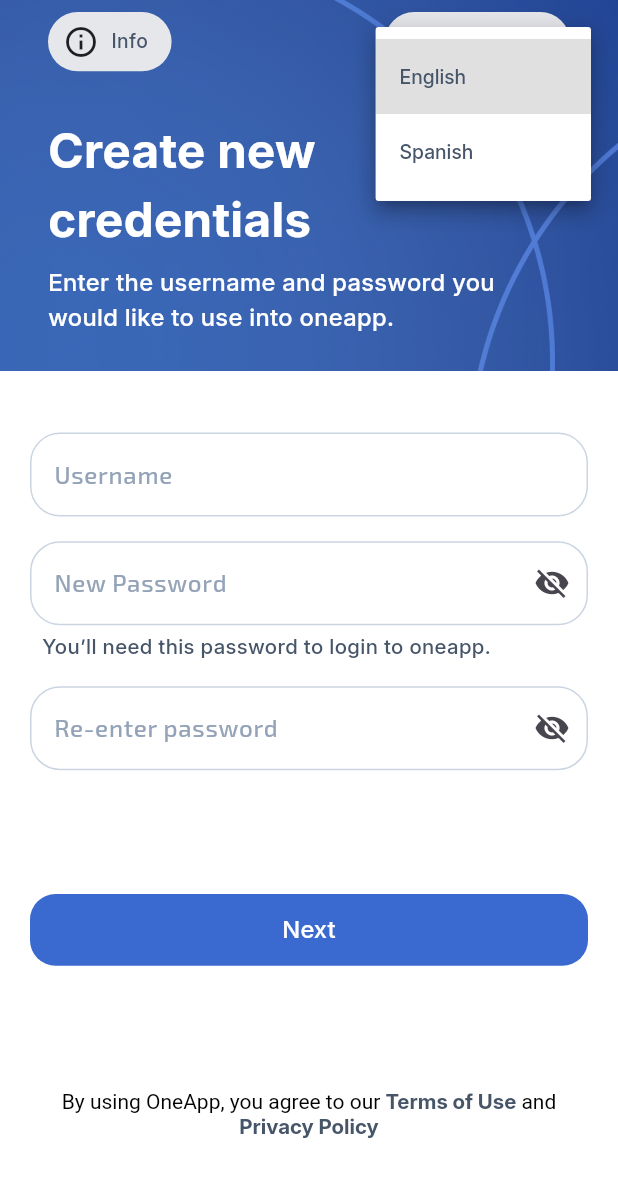
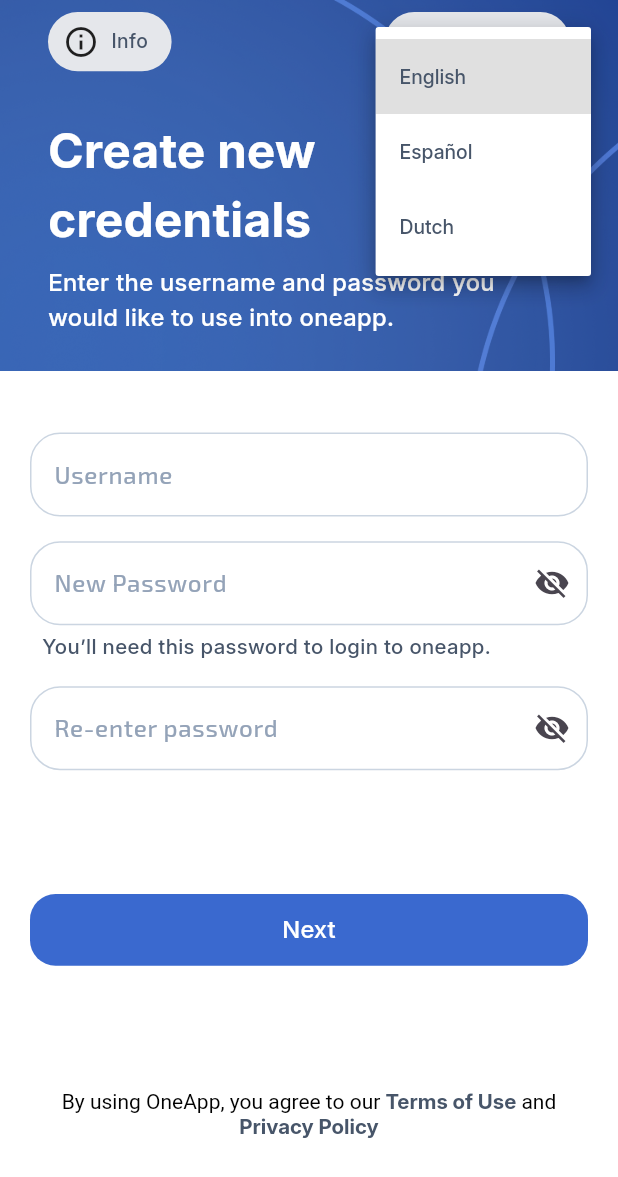
Before and after one commit to PayMediaSL/cbm-mobile, a Flutter app: the ForgetPasswordScreen screen opened by its route, after a tap on "English", on a phone screen of 412 x 824 dp. Shown: the top 1177 px of the screen. Run offline on Flutter 3.47's test engine with Material 3 defaults, Android fonts, the phone set to English and light mode, and no system bars; our stand-ins replace cached_network_image, device_info_plus, easy_localization, equatable, firebase_analytics, firebase_core and 12 more; missing offline and left inert: flutter_jailbreak_detection; accounts and stored records are empty.

Commit message:
localization and Theme

```diff
--- a/lib/helpers/language_constants.dart
+++ b/lib/helpers/language_constants.dart
@@ -5,5 +5,5 @@ import 'package:flutter/material.dart';
 final List<Map<String, dynamic>> supportedLanguages = [
   {'locale': Locale('en'), 'name': 'English'},
   {'locale': Locale('es'), 'name': 'Español'},
-  {'locale': Locale('de'), 'name': 'Deutsch'},
+  {'locale': Locale('de'), 'name': 'Dutch'},
 ];
--- a/lib/helpers/routes.dart
+++ b/lib/helpers/routes.dart
@@ -5,7 +5,6 @@ import 'package:app/screens/main_screens/authentication_screen.dart/sign_up_scre
 import 'package:app/screens/main_screens/eslips_screen/e_slips_screen.dart';
 import 'package:app/screens/main_screens/on_boarding_screen/on_boarding_Screen.dart';
 import 'package:app/screens/main_screens/splash_screen/splash_screen.dart';
-import 'package:app/screens/screen_layouts/authentication_layout/authentication_layout.dart';
 import 'package:app/screens/test_screen.dart';
 import 'package:app/utils/log_util.dart';
 import 'package:flutter/material.dart';
--- a/lib/helpers/text_editing_controllers.dart
+++ b/lib/helpers/text_editing_controllers.dart
@@ -9,6 +9,10 @@ TextEditingController signInPasswordController = TextEditingController();
 
 TextEditingController pinController = TextEditingController();
 
+//Create NEw Crentials
+TextEditingController createNewPasswordController = TextEditingController();
+TextEditingController createRe_NewPasswordController = TextEditingController();
+
 //SignUp Flow
 //Identity Details
 
--- a/lib/models/app_state.dart
+++ b/lib/models/app_state.dart
@@ -3,7 +3,6 @@ import 'dart:async';
 import 'package:app/helpers/parameters.dart';
 import 'package:app/models/user.dart';
 import 'package:app/utils/log_util.dart';
-import 'package:app/utils/navigation_util.dart';
 import 'package:flutter/material.dart';
 
 class AppState extends ChangeNotifier {
--- /dev/null
+++ b/lib/providers/other_provider/common_provider.dart
@@ -0,0 +1,25 @@
+import 'package:flutter/material.dart';
+
+class CommonProvider extends ChangeNotifier {
+  final Map<String, bool> _states = {};
+
+  /// Get the current state for a key (default value can be passed)
+  bool getState(String key, {bool defaultValue = true}) {
+    if (!_states.containsKey(key)) {
+      _states[key] = defaultValue; // Initialize the key with the default value
+    }
+    return _states[key]!;
+  }
+
+  /// Toggle the current state for a key
+  void toggleState(String key) {
+    _states[key] = !_states[key]!;
+    notifyListeners();
+  }
+
+  /// Set a specific state for a key
+  void setState(String key, bool value) {
+    _states[key] = value;
+    notifyListeners();
+  }
+}
--- /dev/null
+++ b/lib/providers/other_provider/locale_provider.dart
@@ -0,0 +1,12 @@
+import 'package:flutter/material.dart';
+
+class LocaleProvider extends ChangeNotifier {
+  Locale _selectedLocale = Locale('en'); // Default locale
+
+  Locale get selectedLocale => _selectedLocale;
+
+  void changeLocale(Locale locale) {
+    _selectedLocale = locale;
+    notifyListeners();
+  }
+}
--- a/lib/screens/main_screens/authentication_screen.dart/forget_psw_screen.dart
+++ b/lib/screens/main_screens/authentication_screen.dart/forget_psw_screen.dart
@@ -5,6 +5,7 @@ import 'package:app/helpers/constants.dart';
 import 'package:app/helpers/spacers.dart';
 import 'package:app/helpers/text_editing_controllers.dart';
 import 'package:app/helpers/text_styles.dart';
+import 'package:app/providers/other_provider/common_provider.dart';
 import 'package:app/screens/screen_layouts/authentication_layout/authentication_layout.dart';
 import 'package:app/screens/widgets/main_button/main_button.dart';
 import 'package:app/screens/widgets/text_fields/custom_text_field.dart';
@@ -13,14 +14,17 @@ import 'package:app/utils/assest_image.dart';
 import 'package:flutter/gestures.dart';
 import 'package:flutter/material.dart';
 import 'package:flutter_screenutil/flutter_screenutil.dart';
+import 'package:provider/provider.dart';
 
 class ForgetPasswordScreen extends StatelessWidget {
   ForgetPasswordScreen({super.key});
-  bool _isPasswordVisible = false; // Controls password visibility
+  // bool _isPasswordVisible = false; // Controls password visibility
 
   @override
   Widget build(BuildContext context) {
     ScreenUtils.init(context);
+    final commonProvider = Provider.of<CommonProvider>(context);
+
     return AuthenticationLayout(
       backgroundColor: AppColors.primaryWhiteColor,
       isContainer1: true,
@@ -47,15 +51,17 @@ class ForgetPasswordScreen extends StatelessWidget {
             ),
             const ColumnSpacer(0.02),
             CustomLableTextField(
-              signInPasswordController,
+              createNewPasswordController,
               hint: "New Password",
-              obscureText: !_isPasswordVisible,
+              obscureText: commonProvider.getState("obscureText1"),
               suffixIcon: IconButton(
-                  onPressed: () {},
+                  onPressed: () {
+                    commonProvider.toggleState('obscureText1');
+                  },
                   icon: Icon(
-                    _isPasswordVisible
-                        ? Icons.visibility
-                        : Icons.visibility_off,
+                    commonProvider.getState('obscureText1')
+                        ? Icons.visibility_off
+                        : Icons.visibility,
                   )),
             ),
             const ColumnSpacer(0.005),
@@ -69,15 +75,17 @@ class ForgetPasswordScreen extends StatelessWidget {
             ),
             const ColumnSpacer(0.02),
             CustomLableTextField(
-              signInPasswordController,
+              createRe_NewPasswordController,
               hint: "Re-enter password",
-              obscureText: !_isPasswordVisible,
+              obscureText: commonProvider.getState("obscureText2"),
               suffixIcon: IconButton(
-                  onPressed: () {},
+                  onPressed: () {
+                    commonProvider.toggleState('obscureText2');
+                  },
                   icon: Icon(
-                    _isPasswordVisible
-                        ? Icons.visibility
-                        : Icons.visibility_off,
+                    commonProvider.getState('obscureText2')
+                        ? Icons.visibility_off
+                        : Icons.visibility,
                   )),
             ),
             const ColumnSpacer(0.1),
--- a/lib/screens/main_screens/on_boarding_screen/on_boarding_Screen.dart
+++ b/lib/screens/main_screens/on_boarding_screen/on_boarding_Screen.dart
@@ -71,7 +71,7 @@ class OnBoardingPageState extends State<OnBoardingPage> {
               child: TextButton(
                 onPressed: () {
                   // introKey.currentState?.skipToEnd();
-                  navigateToScreen(context, ScreenRoutes.toSignInScreen);
+                  navigateToScreen(context, ScreenRoutes.toSignInOptionScreen);
                 },
                 child: Text(
                   'Skip',
--- a/lib/screens/screen_layouts/authentication_layout/authentication_layout.dart
+++ b/lib/screens/screen_layouts/authentication_layout/authentication_layout.dart
@@ -3,7 +3,7 @@
 import 'package:app/helpers/colors.dart';
 import 'package:app/helpers/constants.dart';
 import 'package:app/helpers/text_styles.dart';
-import 'package:app/screens/widgets/drop_down/custom_drop_down.dart';
+import 'package:app/screens/widgets/drop_down/custom_language_dropdown.dart';
 import 'package:app/screens/widgets/main_button/main_button.dart';
 import 'package:app/services/screen_size_calculator.dart';
 import 'package:flutter/material.dart';
@@ -175,16 +175,12 @@ class AuthenticationLayout extends StatelessWidget {
                                               ),
 
                                               //! Drop Down
-                                              CustomDropdown(
+                                              CustomLanguageDropdown(
                                                 dheight:
                                                     ScreenUtils.height * 0.048,
                                                 dwidth: ScreenUtils.width * 0.3,
                                                 // dropdownHeight: 60.0,
-                                                items: [
-                                                  'English',
-                                                  'Spanish',
-                                                ],
-                                                initialValue: 'English',
+
                                                 // fillColor: Colors.blue[50]!,
                                                 // borderColor: Colors.blue,
                                               ),
--- /dev/null
+++ b/lib/screens/widgets/drop_down/custom_language_dropdown.dart
@@ -0,0 +1,166 @@
+// // ignore_for_file: library_private_types_in_public_api, prefer_const_constructors, sized_box_for_whitespace
+
+// import 'package:app/helpers/colors.dart';
+// import 'package:app/helpers/language_constants.dart';
+// import 'package:app/helpers/text_styles.dart';
+// import 'package:app/services/screen_size_calculator.dart';
+// import 'package:easy_localization/easy_localization.dart';
+// import 'package:flutter/material.dart';
+
+// class CustomLanguageDropdown extends StatefulWidget {
+//   final double dropdownHeight;
+//   final double? dheight;
+//   final double? dwidth;
+//   final Color fillColor;
+//   final Color borderColor;
+//   final Color? dropDownFillColor;
+//   final double dropDownBorderRadius;
+
+//   CustomLanguageDropdown({
+//     this.dropdownHeight = 50.0,
+//     this.fillColor = Colors.white,
+//     this.borderColor = Colors.blue,
+//     this.dheight,
+//     this.dwidth,
+//     this.dropDownFillColor,
+//     this.dropDownBorderRadius = 25.0,
+//   });
+
+//   @override
+//   _CustomLanguageDropdownState createState() => _CustomLanguageDropdownState();
+// }
+
+// class _CustomLanguageDropdownState extends State<CustomLanguageDropdown> {
+//   // late String _selectedValue;
+//   late Locale _selectedLocale;
+
+//   // @override
+//   // void initState() {
+//   //   super.initState();
+//   //   _selectedValue = widget.initialValue;
+//   // }
+
+//   @override
+//   void didChangeDependencies() {
+//     _selectedLocale = context.locale;
+
+//     // TODO: implement didChangeDependencies
+//     super.didChangeDependencies();
+//   }
+
+//   @override
+//   Widget build(BuildContext context) {
+//     ScreenUtils.init(context);
+//     return Container(
+//       decoration: BoxDecoration(
+//         color: widget.dropDownFillColor ?? HexColor("#E5E7EB"),
+//         borderRadius: BorderRadius.circular(widget.dropDownBorderRadius),
+//       ),
+//       height: widget.dheight ?? ScreenUtils.height * 0.5,
+//       width: widget.dwidth ?? ScreenUtils.width * 0.3,
+//       child: Padding(
+//         padding: const EdgeInsets.symmetric(vertical: 10, horizontal: 10),
+//         child: DropdownButton<Locale>(
+//           value: _selectedLocale,
+//           isExpanded: true,
+//           icon: Icon(Icons.arrow_drop_down),
+//           iconSize: 25,
+//           dropdownColor: widget.fillColor,
+//           items: supportedLanguages.map((lang) {
+//             return DropdownMenuItem<Locale>(
+//               value: lang['locale'],
+//               child: Text(lang['name'] as String),
+//             );
+//           }).toList(),
+
+//           //! Need to Change Once State Managemnet Fixed
+//           onChanged: (Locale? locale) {
+//             if (locale != null) {
+//               setState(() {
+//                 _selectedLocale = locale;
+//                 context.setLocale(locale);
+//               });
+//             }
+//           },
+//           style: commonTextStyle.copyWith(color: HexColor("#475569")),
+//           underline: SizedBox(), // Hides the default underline
+//           isDense: true,
+//           itemHeight: widget.dropdownHeight, // Adjust dropdown height
+//         ),
+//       ),
+//     );
+//   }
+// }
+
+//! State Management Change
+import 'package:app/helpers/language_constants.dart';
+import 'package:app/providers/other_provider/locale_provider.dart';
+import 'package:flutter/material.dart';
+import 'package:provider/provider.dart';
+import 'package:easy_localization/easy_localization.dart';
+import 'package:app/helpers/colors.dart';
+import 'package:app/helpers/text_styles.dart';
+import 'package:app/services/screen_size_calculator.dart';
+
+class CustomLanguageDropdown extends StatelessWidget {
+  final double dropdownHeight;
+  final double? dheight;
+  final double? dwidth;
+  final Color fillColor;
+  final Color borderColor;
+  final Color? dropDownFillColor;
+  final double dropDownBorderRadius;
+
+  CustomLanguageDropdown({
+    this.dropdownHeight = 50.0,
+    this.fillColor = Colors.white,
+    this.borderColor = Colors.blue,
+    this.dheight,
+    this.dwidth,
+    this.dropDownFillColor,
+    this.dropDownBorderRadius = 25.0,
+  });
+
+  @override
+  Widget build(BuildContext context) {
+    ScreenUtils.init(context);
+
+    final localeProvider = Provider.of<LocaleProvider>(context);
+    final _selectedLocale = localeProvider.selectedLocale;
+
+    return Container(
+      decoration: BoxDecoration(
+        color: dropDownFillColor ?? HexColor("#E5E7EB"),
+        borderRadius: BorderRadius.circular(dropDownBorderRadius),
+      ),
+      height: dheight ?? ScreenUtils.height * 0.5,
+      width: dwidth ?? ScreenUtils.width * 0.3,
+      child: Padding(
+        padding: const EdgeInsets.symmetric(vertical: 10, horizontal: 10),
+        child: DropdownButton<Locale>(
+          value: _selectedLocale,
+          isExpanded: true,
+          icon: Icon(Icons.arrow_drop_down),
+          iconSize: 25,
+          dropdownColor: fillColor,
+          items: supportedLanguages.map((lang) {
+            return DropdownMenuItem<Locale>(
+              value: lang['locale'],
+              child: Text(lang['name'] as String),
+            );
+          }).toList(),
+          onChanged: (Locale? locale) {
+            if (locale != null) {
+              localeProvider.changeLocale(locale);
+              context.setLocale(locale);
+            }
+          },
+          style: commonTextStyle.copyWith(color: HexColor("#475569")),
+          underline: SizedBox(), // Hides the default underline
+          isDense: true,
+          itemHeight: dropdownHeight, // Adjust dropdown height
+        ),
+      ),
+    );
+  }
+}
--- /dev/null
+++ b/lib/utils/theme_util.dart
@@ -0,0 +1,6 @@
+import 'package:flutter/material.dart';
+
+extension ThemeExtensions on BuildContext {
+  bool get isDarkMode =>
+      MediaQuery.of(this).platformBrightness == Brightness.dark;
+}
```
Also changed, not shown: assets/translations/de.json (+5 -2 lines), assets/translations/en.json (+5 -2 lines), assets/translations/es.json (+5 -2 lines), lib/main.dart (+25 -9 lines), lib/providers/theme_provider.dart (added, +16 -0 lines), lib/screens/main_screens/authentication_screen.dart/sign_in_screen/sign_in_screen.dart (+18 -10 lines), 16 other files.
